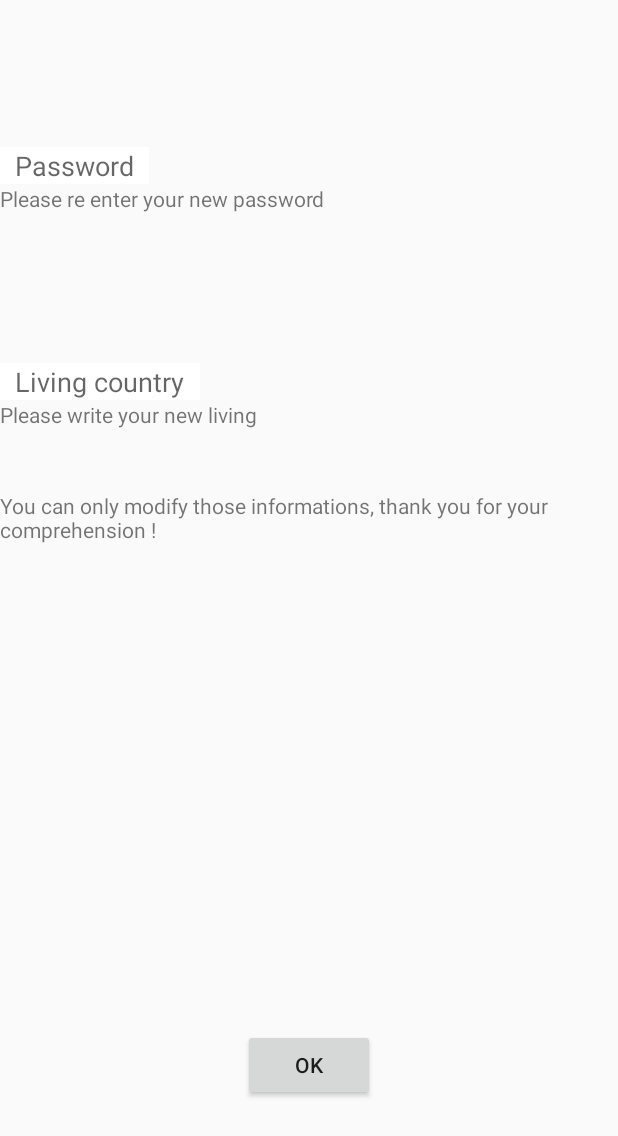
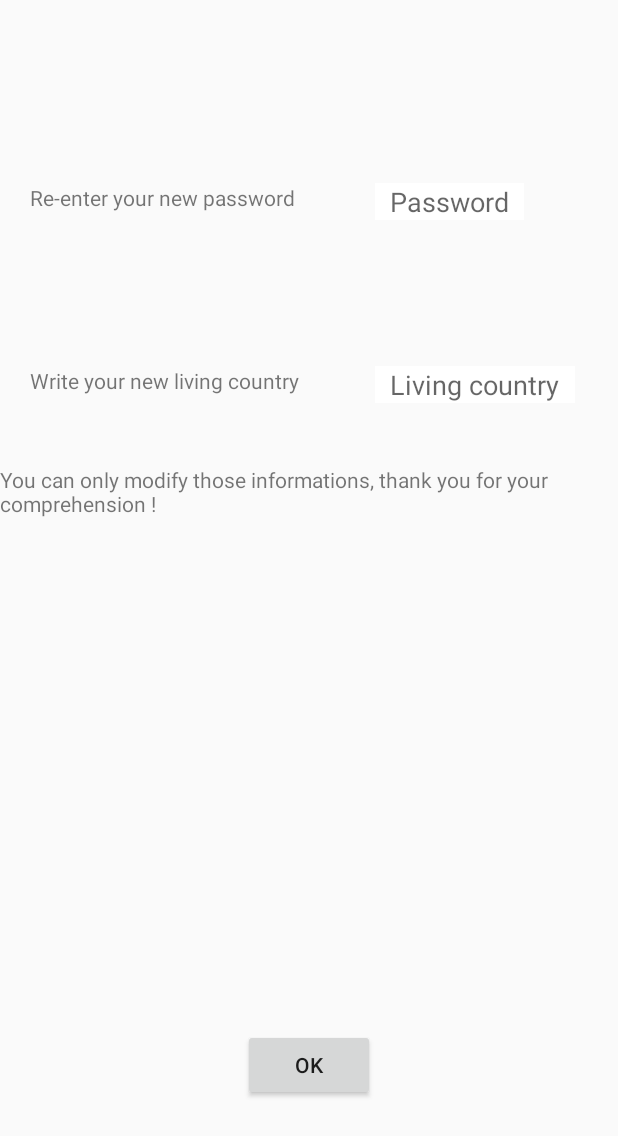
Before and after one commit to lodykas/LINSIF1225-GroupeV-EZMeal, an Android app: the ModifyProfileActivity screen opened directly, with no data from a screen before it, on a phone screen of 412 x 824 dp. Shown: the top 1136 px of the screen. Run offline under Robolectric (Android 15) with nearby library versions, the light colour scheme and no system bars.

Commit message:
MaJ de Modify Profile

```diff
--- a/EZMeal/app/src/main/res/layout/activity_modify_profile.xml
+++ b/EZMeal/app/src/main/res/layout/activity_modify_profile.xml
@@ -9,26 +9,26 @@
         android:id="@+id/passwordedit2"
         android:layout_width="wrap_content"
         android:layout_height="wrap_content"
-        android:layout_marginTop="98dp"
+        android:layout_marginTop="122dp"
         android:background="@color/white"
         android:hint="@string/password"
         android:inputType="textPassword"
         android:paddingLeft="10dp"
         android:paddingRight="10dp"
         android:layout_alignParentTop="true"
-        android:layout_alignParentLeft="true"
-        android:layout_alignParentStart="true" />
+        android:layout_toRightOf="@+id/button201" />
 
     <TextView
         android:id="@+id/passwordlog"
         android:layout_width="wrap_content"
         android:layout_height="wrap_content"
-        android:layout_alignParentEnd="true"
+        android:text="Re-enter your new password "
+        android:layout_marginLeft="20dp"
+        android:layout_marginStart="20dp"
+        android:layout_alignBottom="@+id/passwordedit2"
         android:layout_alignParentLeft="true"
-        android:layout_alignParentRight="true"
         android:layout_alignParentStart="true"
-        android:layout_below="@+id/passwordedit2"
-        android:text="Please re enter your new password " />
+        android:layout_alignTop="@+id/passwordedit2" />
 
     <!-- get birthday de user-->
 
@@ -36,27 +36,26 @@
         android:id="@+id/countryedit2"
         android:layout_width="wrap_content"
         android:layout_height="wrap_content"
-        android:layout_marginTop="100dp"
+        android:layout_marginTop="97dp"
         android:background="@color/white"
         android:hint="@string/country"
         android:inputType="text"
         android:paddingLeft="10dp"
         android:paddingRight="10dp"
-        android:layout_below="@+id/passwordlog"
-        android:layout_alignParentLeft="true"
-        android:layout_alignParentStart="true" />
+        android:layout_below="@+id/passwordedit2"
+        android:layout_alignLeft="@+id/passwordedit2"
+        android:layout_alignStart="@+id/passwordedit2" />
     <!-- get living country de user-->
 
     <TextView
         android:id="@+id/country"
         android:layout_width="wrap_content"
         android:layout_height="wrap_content"
-        android:layout_alignParentEnd="true"
-        android:layout_alignParentLeft="true"
-        android:layout_alignParentRight="true"
-        android:layout_alignParentStart="true"
-        android:layout_below="@+id/countryedit2"
-        android:text="Please write your new living" />
+        android:text="Write your new living country"
+        android:layout_alignTop="@+id/countryedit2"
+        android:layout_alignLeft="@+id/passwordlog"
+        android:layout_alignStart="@+id/passwordlog"
+        android:layout_alignBottom="@+id/countryedit2" />
 
     <Button
         android:id="@+id/button201"
--- a/EZMeal/app/src/main/res/layout/app_bar_menuetage.xml
+++ b/EZMeal/app/src/main/res/layout/app_bar_menuetage.xml
@@ -15,7 +15,7 @@
             android:id="@+id/toolbar"
             android:layout_width="match_parent"
             android:layout_height="?attr/actionBarSize"
-            android:background="?attr/colorPrimary"
+            android:background="@color/colorAccent"
             app:popupTheme="@style/PopupOverlay" />
 
     </android.support.design.widget.AppBarLayout>
```
